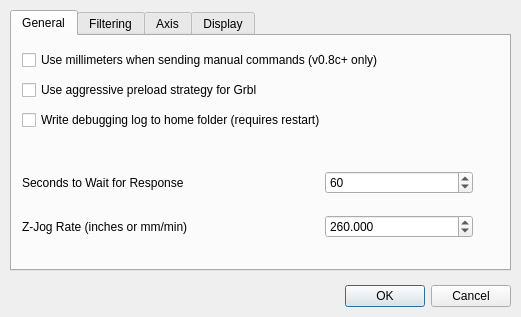
Qt form options.ui (apsystems/GrblHoming) before a commit.
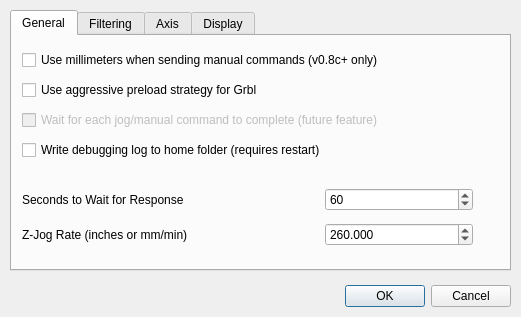
The same form after that commit.

Commit message: Fix 45 - get position always except wait for idle for manual or jog

What changed in the file:
```diff
--- a/options.ui
+++ b/options.ui
@@ -33,9 +33,9 @@
      <property name="geometry">
       <rect>
        <x>10</x>
-       <y>120</y>
+       <y>146</y>
        <width>451</width>
-       <height>97</height>
+       <height>71</height>
       </rect>
      </property>
      <layout class="QGridLayout" name="gridLayout" columnstretch="2,1">
@@ -99,7 +99,7 @@
        <x>10</x>
        <y>10</y>
        <width>451</width>
-       <height>91</height>
+       <height>121</height>
       </rect>
      </property>
      <layout class="QVBoxLayout" name="verticalLayoutExtras">
@@ -117,6 +117,16 @@
         </property>
        </widget>
       </item>
+      <item>
+       <widget class="QCheckBox" name="checkBoxWaitForJogToComplete">
+        <property name="enabled">
+         <bool>false</bool>
+        </property>
+        <property name="text">
+         <string>Wait for each jog/manual command to complete (future feature)</string>
+        </property>
+       </widget>
+      </item>
       <item>
        <widget class="QCheckBox" name="checkBoxEnableDebugLog">
         <property name="text">
```
Left out of the diff: 17 changed lines with no effect on the pictures. The commit also changes 8 other files.
